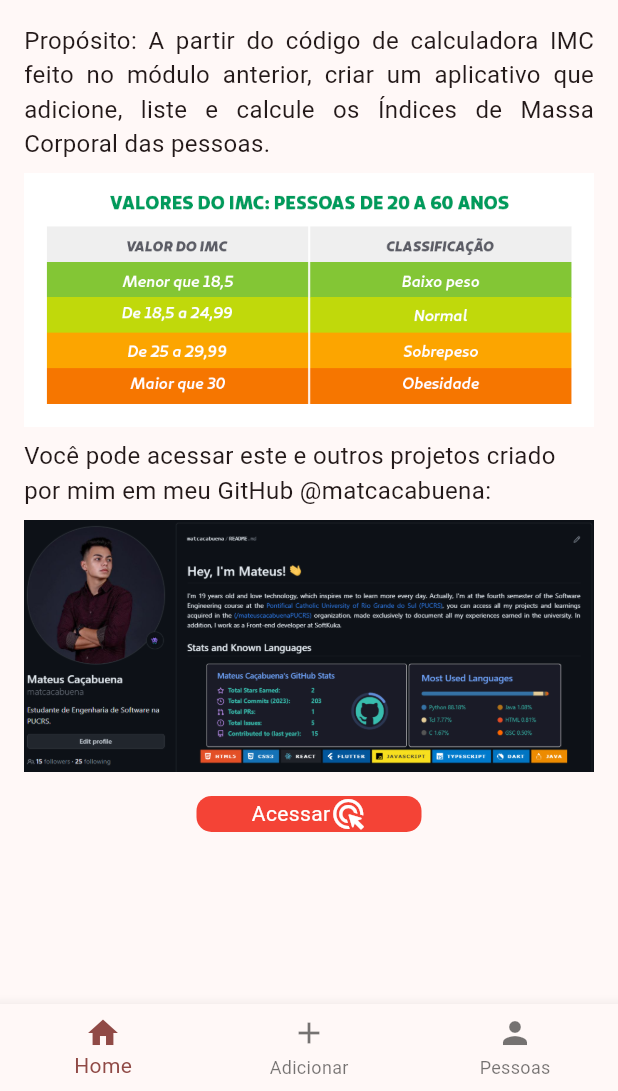
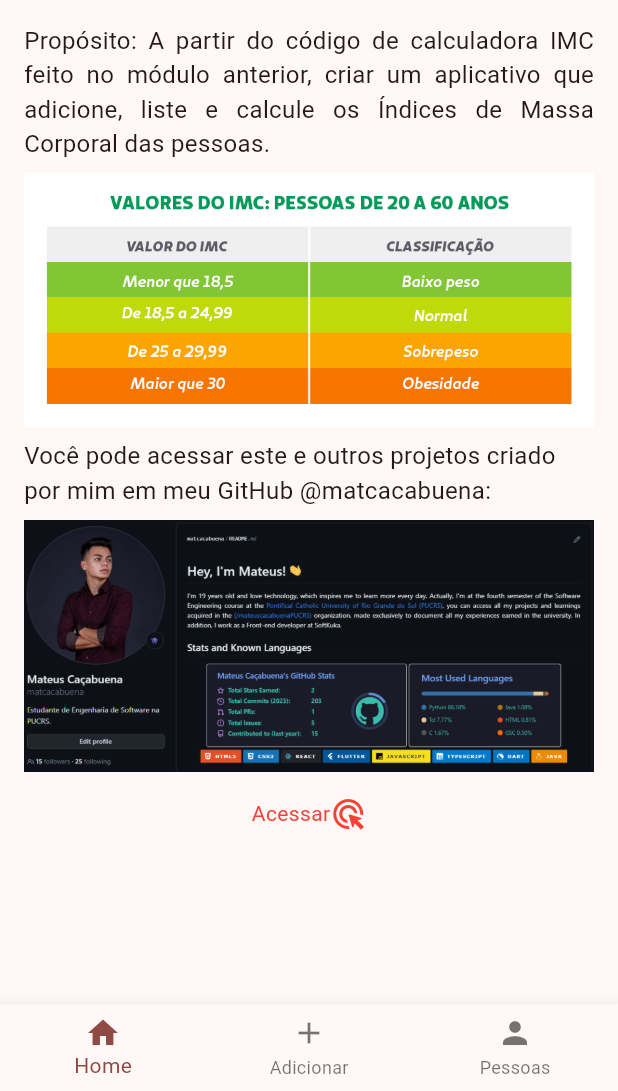
Before and after one commit to matcacabuena/Practice, a Flutter app: the screen it shows after launch, after a tap on "Acessar", on a phone screen of 412 x 824 dp, the part 145-1236 px from its top. Run offline on Flutter 3.47's test engine with Material 2 defaults, Android fonts, the light colour scheme and no system bars.

Commit message:
add: desafio 2 complete

```diff
--- a/desafio_2/lib/Home.dart
+++ b/desafio_2/lib/Home.dart
@@ -65,13 +65,7 @@ class _HomePageState extends State<HomePage> {
               margin: const EdgeInsets.only(top: 8, bottom: 16),
               child: Image.asset('lib/assets/github.png')
             ),
-            Container(
-              decoration: BoxDecoration(
-                color: Colors.red,
-                borderRadius: BorderRadius.circular(
-                    10), // Ajuste o valor conforme necessário
-              ), // Defina a cor de fundo desejada
-              child: InkWell(
+            InkWell(
               onTap: () {
                 // Código para abrir o link quando o botão for clicado
                 _launchURL('www.github.com');
@@ -83,11 +77,10 @@ class _HomePageState extends State<HomePage> {
                   children: [
                     Text(
                       'Acessar',
-                        style: TextStyle(fontSize: 14, color: Colors.white),
+                      style: TextStyle(fontSize: 14, color: Colors.red),
                     ),
-                      Icon(Icons.ads_click_rounded, color: Colors.white),
+                    Icon(Icons.ads_click_rounded, color: Colors.red),
                   ],
-                  ),
                 ),
               ),
             ),
--- a/desafio_2/lib/Lista.dart
+++ b/desafio_2/lib/Lista.dart
@@ -40,7 +40,6 @@ class _ListaPageState extends State<ListaPage> {
 
   @override
   Widget build(BuildContext context) {
-    String n = _pessoas.length.toString();
     return Scaffold(
         appBar: AppBar(
           title: Center(
@@ -52,11 +51,12 @@ class _ListaPageState extends State<ListaPage> {
           margin: const EdgeInsets.symmetric(horizontal: 16, vertical: 8),
           child: Column(
             children: [
-              _pessoas.isEmpty ? TextLabel(texto: "$n _pessoas") : Expanded(
+              _pessoas.isEmpty ? const TextLabel(texto: "Nenhuma pessoa cadastrada.") : Expanded(
                 child: ListView.builder(
                     itemCount: _pessoas.length,
                     itemBuilder: (BuildContext bc, int index) {
                       var pessoa = _pessoas[index];
+                      String imc = pessoa.calculaImc().toStringAsFixed(2);
                       return Dismissible(
                         onDismissed: (DismissDirection dismissDirection) async {
                           await pessoaRepository.remove(pessoa.nome);
@@ -66,8 +66,8 @@ class _ListaPageState extends State<ListaPage> {
                         child: ListTile(
                           leading: Image.asset('lib/assets/user.png'),
                           title: Text(pessoa.nome),
-                          subtitle: const Text("Índice Massa Corporal: "),
-                          trailing: Text(pessoa.peso.toStringAsFixed(2)),
+                          subtitle: Text("Índice Massa Corporal: $imc"),
+                          trailing: Text(pessoa.classificacaoImc()),
                         ),
                       );
                     }),
```
Also changed, not shown: desafio_2/lib/Adicionar.dart (+15 -8 lines), desafio_2/lib/model/pessoa.dart (+20 -6 lines). Lines whose indentation alone changed are shown as unchanged.
